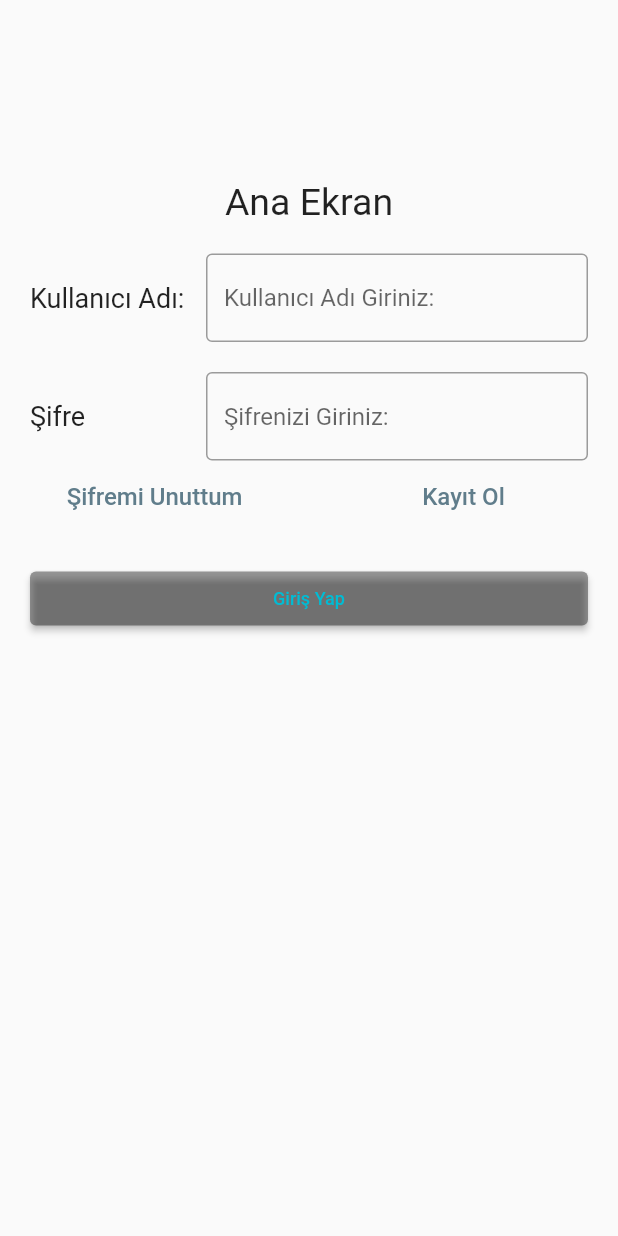
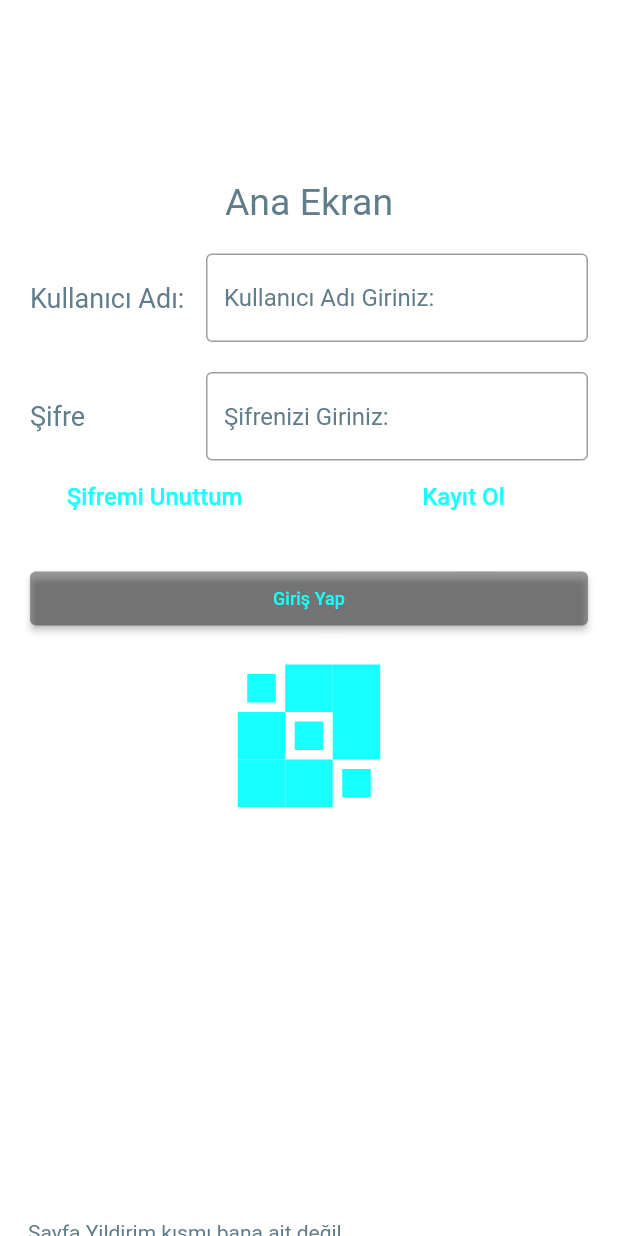
Before and after one commit to Buris1326/3301456_713301002, a Flutter app: the screen it shows after launch, on a phone screen of 412 x 824 dp. Run offline on Flutter 3.47's test engine with Material 2 defaults, Android fonts, the phone set to English and light mode, and no system bars; our stand-ins replace flutter_rating_bar, flutter_spinkit.

Commit message:
yeni classlar oluşturuldu

```diff
--- a/lib/sayfaBursa.dart
+++ b/lib/sayfaBursa.dart
@@ -2,13 +2,17 @@ import 'package:deneme1/sayfaKursunlu.dart';
 import 'package:deneme1/sayfaNesne.dart';
 import 'package:deneme1/sayfaTrilye.dart';
 import 'package:flutter/material.dart';
-import 'sayfaMudanya.dart';
+import 'package:flutter_spinkit/flutter_spinkit.dart';
+import 'sayfaYildirim.dart';
+//import 'package:deneme1/sayfaYildirim.dart';
+//import 'sayfaMudanya.dart';
 
 class sayfaBursa extends StatelessWidget {
   @override
   Widget build(BuildContext context) {
     return MaterialApp(
       home: Scaffold(
+        backgroundColor: Colors.white10,
         body: Container(
           margin: const EdgeInsets.only(top: 120),
           child: Column(
@@ -18,7 +22,8 @@ class sayfaBursa extends StatelessWidget {
                 children: <Widget>[
                   Text(
                     sayfaNesne.g,
-                    style: const TextStyle(fontSize: 25.0),
+                    style: const TextStyle(fontSize: 25.0,
+                    color: Colors.blueGrey),
                   )
                 ],
               ),
@@ -31,7 +36,7 @@ class sayfaBursa extends StatelessWidget {
                       margin: const EdgeInsets.only(left: 20, top: 20),
                       child: Text(
                         sayfaNesne.h + ":",
-                        style: const TextStyle(fontSize: 18),
+                        style: const TextStyle(fontSize: 18, color: Colors.blueGrey),
                       ),
                     ),
                   ),
@@ -42,7 +47,13 @@ class sayfaBursa extends StatelessWidget {
                         child: TextField(
                           decoration: InputDecoration(
                               hintText: sayfaNesne.h + ' ' + sayfaNesne.i,
+                              hintStyle: TextStyle(
+                                  color: Colors.blueGrey),
                               border: const OutlineInputBorder()),
+                          style:const TextStyle(
+                            color: Colors.blueGrey,
+                            //backgroundColor: Colors.blueGrey
+                          ) ,
                         ),
                       ))
                 ],
@@ -56,7 +67,8 @@ class sayfaBursa extends StatelessWidget {
                       margin: const EdgeInsets.only(top: 20, left: 20),
                       child: Text(
                         sayfaNesne.f,
-                        style: const TextStyle(fontSize: 18),
+                        style: const TextStyle(fontSize: 18,
+                            color: Colors.blueGrey ),
                       ),
                     ),
                   ),
@@ -67,7 +79,11 @@ class sayfaBursa extends StatelessWidget {
                       child: TextField(
                         obscureText: true,
                         decoration: InputDecoration(
+
                           hintText: sayfaNesne.f + 'nizi ' + sayfaNesne.i,
+                          hintStyle: TextStyle(
+                            color: Colors.blueGrey
+                          ),
                           border: const OutlineInputBorder(),
                         ),
                       ),
@@ -92,7 +108,7 @@ class sayfaBursa extends StatelessWidget {
                         sayfaNesne.b,
                         style: const TextStyle(
                           fontSize: 16.0,
-                          color: Colors.blueGrey,
+                          color: Colors.cyanAccent,
                         ),
                       ),
                     ),
@@ -111,7 +127,7 @@ class sayfaBursa extends StatelessWidget {
                         sayfaNesne.a,
                         style: const TextStyle(
                           fontSize: 16.0,
-                          color: Colors.blueGrey,
+                          color: Colors.cyanAccent,
                         ),
                       ),
                     ),
@@ -126,28 +142,58 @@ class sayfaBursa extends StatelessWidget {
                         margin: const EdgeInsets.all(20),
                         child: ElevatedButton(
                           style: ElevatedButton.styleFrom(
-                            //Bu iki satır butonun rengini değiştirir.
                             backgroundColor: Colors.black38,
-                            //Bu satır butona basıldığında alta kırmızı çizgi çiziyor
-                            foregroundColor: Colors
-                                .cyan, //Bu satır butona basılıyken renk değiştirmeyi sağlar.
+                            foregroundColor: Colors.cyan,
                           ),
                           onPressed: () {
                             Navigator.push(
-                                context,
-                                MaterialPageRoute(
-                                    builder: (context) => sayfaMudanya()));
+                              context,
+                              MaterialPageRoute(builder: (context) => SayfaYildirim(child: Container())),
+                            );
                           },
+
                           child: Text(
                             sayfaNesne.j,
                             style: const TextStyle(
-                                color: Colors.cyan, fontSize: 12.0),
+                                color: Colors.cyanAccent, fontSize: 12.0),
                           ),
                         ),
                       ),
                     ),
+
+
                   ]),
+
+              Row(
+                crossAxisAlignment: CrossAxisAlignment.center,
+                children: const <Widget>[
+                  Expanded(
+                      child: Center(
+                        child: SpinKitFoldingCube(
+                          color: Colors.cyanAccent,
+                          size: 95,
+                        ),
+                      ))
+                ],
+              ),
+              Column(
+
+                children: <Widget>[Container(
+                  margin: EdgeInsets.only(top: 275.5),
+                    child:
+                    const Align(
+                      alignment: Alignment.center,
+                      child: Text("Sayfa Yildirim kısmı bana ait değil.\n Görüp beğendiğim bir yapıyı kendi uygulamama uyarladım,\n üzerinde biraz değişiklik yaptım fakat tamamı bana ait değil.",
+                      style: TextStyle(
+                        color: Colors.blueGrey
+                      ),),
+                    )
+
+                )],
+              )
+
             ],
+
           ),
         ),
       ),
--- a/lib/sayfaNesne.dart
+++ b/lib/sayfaNesne.dart
@@ -1,6 +1,4 @@
-//import 'package:flutter/cupertino.dart';
-
- class sayfaNesne {
+class sayfaNesne {
 
   //Burası Başlık Kelimelerini içerir.
 
--- a/pubspec.yaml
+++ b/pubspec.yaml
@@ -36,6 +36,7 @@ dependencies:
   # Use with the CupertinoIcons class for iOS style icons.
   cupertino_icons: ^1.0.2
   flutter_rating_bar: ^4.0.1
+  flutter_spinkit: ^5.1.0
 
 dev_dependencies:
   flutter_test:
```
Also changed, not shown: lib/sayfaInegol.dart (added, +37 -0 lines), lib/sayfaIznik.dart (added, +62 -0 lines), lib/sayfaMudanya.dart (+88 -5 lines), lib/sayfaYildirim.dart (added, +50 -0 lines), lib/sutHelvasi.dart (+7 -1 lines), mrt/sutHelvasi.jpg (added), pubspec.lock.
